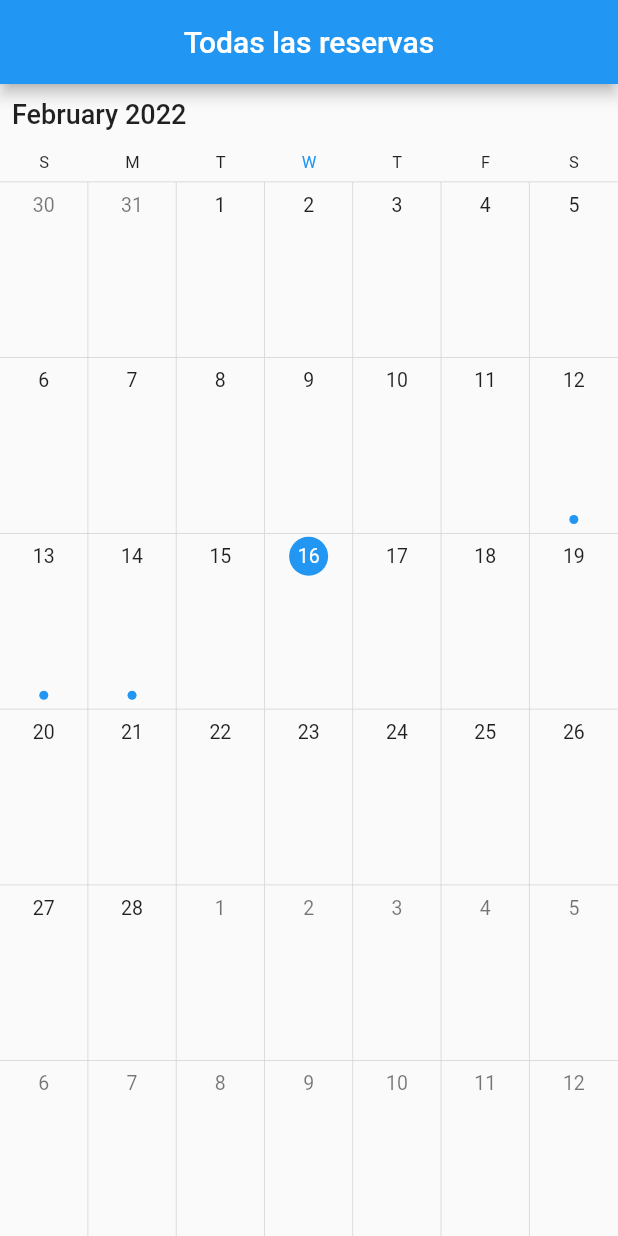
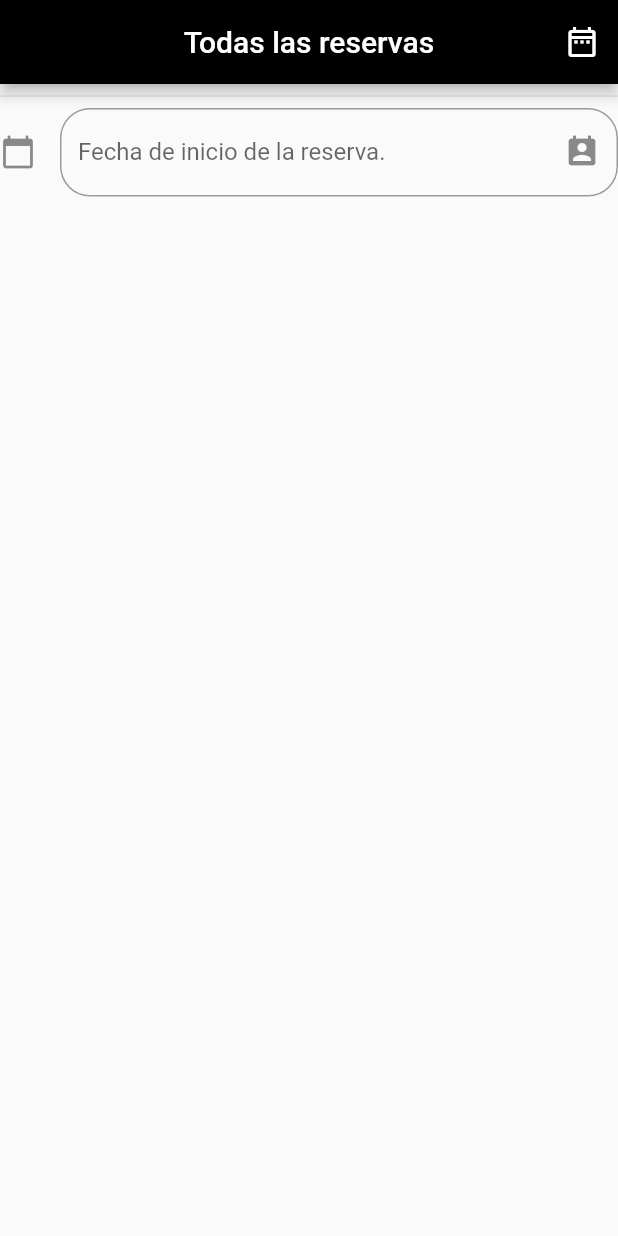
Before and after one commit to Fidel39/DamRoom, a Flutter app: the screen it shows after launch, on a phone screen of 412 x 824 dp. Run offline on Flutter 3.47's test engine with Material 2 defaults, Android fonts, the phone set to English and light mode, and no system bars; drawn by our look-alikes of syncfusion_flutter_calendar; missing offline and left inert: dart:ffi.

Commit message:
Creación, corrección y mejoras Flutter

```diff
--- a/Flutter/flutter_application_1/lib/src/models/cliente.dart
+++ b/Flutter/flutter_application_1/lib/src/models/cliente.dart
@@ -26,7 +26,7 @@ class Cliente{
   });
 
   Cliente.fromJsonMap(Map<String, dynamic> json){
-    dni = json['din'];
+    dni = json['dni'];
     nombre = json['nombre'];
     apellido = json['apellido'];
     direccion = json['direccion'];
--- a/Flutter/flutter_application_1/lib/src/models/reserva.dart
+++ b/Flutter/flutter_application_1/lib/src/models/reserva.dart
@@ -1,5 +1,8 @@
 
 import 'dart:ffi';
+
+import 'package:flutter_application_1/src/models/cliente.dart';
+import 'package:flutter_application_1/src/models/habitacion.dart';
 
 class Reservas{
   List<Reserva> items = [];
@@ -14,19 +17,41 @@ class Reservas{
 }
 
 class Reserva{
-  DateTime? fechaIni;
-  DateTime? fechaFin;
-  Float? importe;
+  int? idReserva;
+  String? fechaIni;
+  String? fechaFin;
+  double? importe;
+  String? estado;
+  String? dniCliente;
+  String? caracteristicas;
+  Cliente? cliente;
+  Habitacion? habitacion;
 
   Reserva({
+    required this.idReserva,
     required this.fechaIni,
     required this.fechaFin,
     required this.importe,
+    required this.estado,
+    required this.dniCliente,
+    required this.caracteristicas
   });
 
   Reserva.fromJsonMap(Map<String, dynamic> json){
-    fechaIni = json['fechaIni'];
-    fechaFin = json['fechaFin'];
+    idReserva = json['idReserva'];
+    fechaIni = json['fechaIni'] ;
+    fechaFin = json['fechaFin'] ;
     importe = json['importe'];
+    estado = json['estado'];
+    dniCliente = json['dniCliente'];
+    caracteristicas = json['caracteristicas'];
+
+    if(json['cliente'] != null){
+      cliente = Cliente.fromJsonMap(json['cliente']);
+    }
+
+    if(json['habitacion'] != null){
+        habitacion = Habitacion.fromJsonMap(json['habitacion']);
+    }
   }
 }
--- a/Flutter/flutter_application_1/lib/src/pages/calendario.dart
+++ b/Flutter/flutter_application_1/lib/src/pages/calendario.dart
@@ -1,40 +1,123 @@
 import 'package:flutter/material.dart';
-import 'package:syncfusion_flutter_calendar/calendar.dart';
+import 'package:flutter_application_1/src/providers/reservas_providers.dart';
 
-class Calendario extends StatelessWidget{
 
+class Calendario extends StatefulWidget {
+  @override
+  _CalendarioState createState() => _CalendarioState();
+}
+
+class _CalendarioState extends State<Calendario>{
+
+    TextEditingController _inputFieldDateController = new TextEditingController();
+    String _fecha = '';
   @override
   Widget build(BuildContext context){
     return Scaffold(
       appBar: AppBar(
         centerTitle: true,
         title: Text("Todas las reservas"),
+        backgroundColor: Colors.black,
+        actions: [
+          IconButton(
+            icon: Icon(Icons.date_range_outlined),
+            onPressed: (){
+                _crearReservas();
+            }
+          )
+        ],
       ),
-      body: SfCalendar(
-        view: CalendarView.month,
-        dataSource: MeetingDateSource(getAppointment()),
+      body: Container(
+        child:  SingleChildScrollView(
+          child: Column(
+            mainAxisAlignment: MainAxisAlignment.spaceAround,
+            children: [
+              Divider(),
+              _crearFecha(context),
+
+            ],),
+        )
       ),
     );
   }
+
+
+
+
+Widget _crearReservas(){
+  final reservasProvider = ReservasProvider();
+
+  return FutureBuilder(
+    future: reservasProvider.getReservasPorFechaIni(_fecha),
+    builder: (BuildContext context, AsyncSnapshot<List> snapshot){
+      if(snapshot.hasData){
+        return _listaReservas(snapshot.data!);
+      }else{
+        return const Center(
+          child: CircularProgressIndicator(),
+        );
+      }
+    }
+  );
 }
 
-List<Appointment> getAppointment(){
-  List<Appointment> reserva = <Appointment>[];
-  final DateTime starTime = DateTime(2022,2,12,13,00);
-  final DateTime endTime = starTime.add(const Duration(days: 2));
 
-  reserva.add(Appointment(
-    startTime: starTime,
-    endTime: endTime,
-    subject: 'Reserva habitacion 3',
-    color: Colors.blue
-  ));
+Widget _listaReservas(List<dynamic> reservas){
+  return ListView.builder(
+    physics: const NeverScrollableScrollPhysics(),
+    shrinkWrap: true,
+    itemCount: reservas.length,
+    itemBuilder: (BuildContext context, int index){
+        final codReserva = reservas[index].idReservas;
+        final fechaInicio = reservas[index].fechaIni;
+        final fechaFin = reservas[index].fechaFin;
+        final importe = reservas[index].importe;
+        final dniCliente = reservas[index].dniCliente;
+        final caracteristicas = reservas[index].caracteristicas;
+        final cliente = reservas[index].cliente;
+        final habitacion = reservas[index].habitacion;
 
-  return reserva;
+        return Container(
+          child: Row(
+            children: [
+              Text("Dni Cliente: "+dniCliente,),
+            ],
+          ),
+        );
+    }
+  );
 }
 
-class MeetingDateSource extends CalendarDataSource{
-  MeetingDateSource(List<Appointment> source){
-    appointments = source;
+
+  Widget _crearFecha(BuildContext context) {
+    return TextField(
+      enableInteractiveSelection: false,
+      controller: _inputFieldDateController,
+      decoration: InputDecoration(
+          hintText: 'Fecha de inicio de la reserva.',
+          labelText: 'Fecha de inicio de la reserva.',
+          suffixIcon: Icon(Icons.perm_contact_calendar),
+          icon: Icon(Icons.calendar_today),
+          border: OutlineInputBorder(borderRadius: BorderRadius.circular(20))),
+      onTap: () {
+        FocusScope.of(context).requestFocus(new FocusNode());
+        _selectDate(context);
+      },
+    );
+  }
+
+  _selectDate(BuildContext context) async {
+    DateTime? picked = await showDatePicker(
+        context: context,
+        initialDate: new DateTime.now(),
+        firstDate: new DateTime(2018),
+        lastDate: new DateTime(2025));
+    if (picked != null) {
+      setState(() {
+        _fecha = picked.toString();
+        print(_fecha);
+        _inputFieldDateController.text = _fecha;
+      });
+    }
   }
 }
--- a/Flutter/flutter_application_1/lib/src/providers/reservas_providers.dart
+++ b/Flutter/flutter_application_1/lib/src/providers/reservas_providers.dart
@@ -0,0 +1,26 @@
+import 'dart:convert';
+
+import 'package:flutter_application_1/src/models/reserva.dart';
+import 'package:http/http.dart' as http;
+class ReservasProvider{
+  final String urlMain = '192.168.1.13:8080';
+
+
+Future<List<Reserva>> getReservasPorFechaIni(String fecha) async{
+  final String url = '/reservas/fechaIni';
+  final Map<String, String> _queryParameters = <String, String>{
+    'fechaIni': fecha,
+  };
+
+   final url1 = Uri.http(urlMain, url, _queryParameters);
+
+   final resp = await http.get(url1);
+  final decodedDATA = json.decode(resp.body);
+
+  print(decodedDATA);
+
+  final listReservas = Reservas.fromJsonList(decodedDATA);
+
+  return listReservas.items;
+}
+}
--- a/Flutter/flutter_application_1/pubspec.yaml
+++ b/Flutter/flutter_application_1/pubspec.yaml
@@ -34,6 +34,7 @@ dependencies:
   # The following adds the Cupertino Icons font to your application.
   # Use with the CupertinoIcons class for iOS style icons.
   cupertino_icons: ^1.0.2
+  http: ^0.13.3
 
 dev_dependencies:
   flutter_test:
```
Also changed, not shown: Flutter/flutter_application_1/pubspec.lock, 2 other files.
